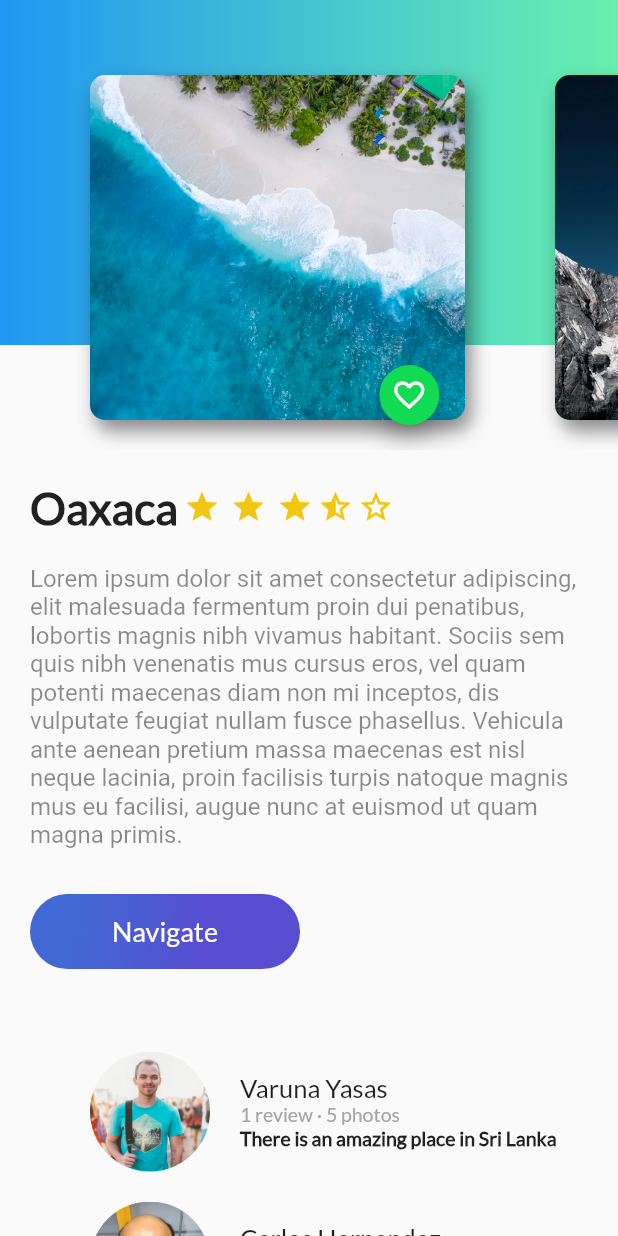
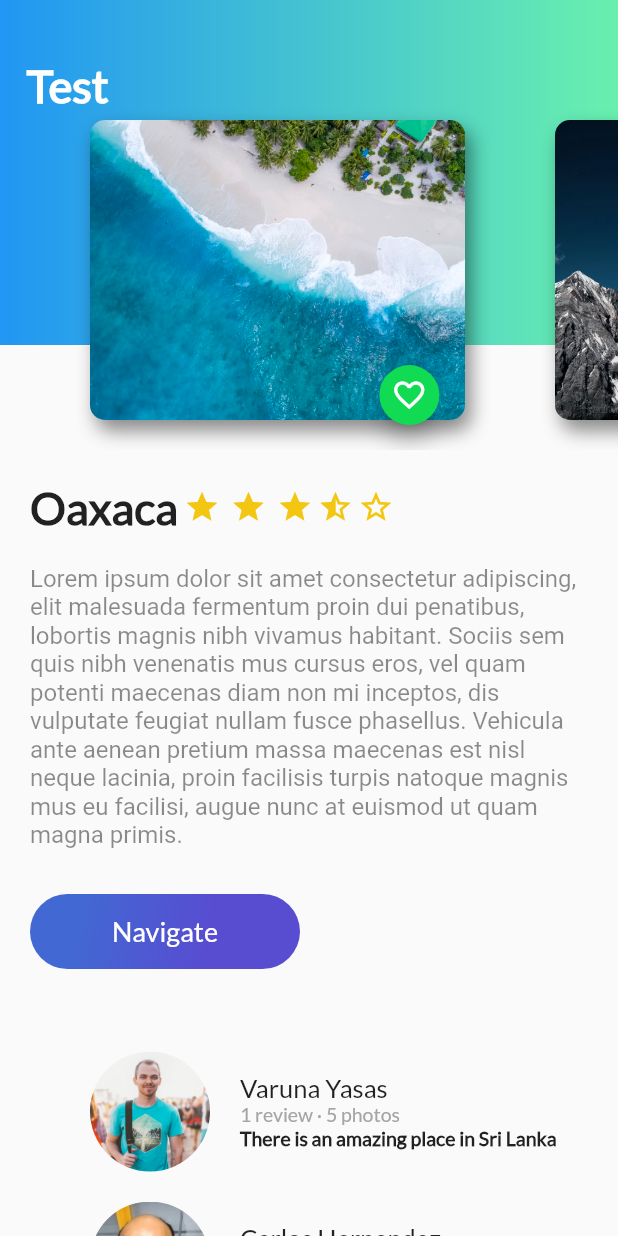
Before and after one commit to liz84pp/ProyectoFinal, a Flutter app: the screen it shows after launch, on a phone screen of 412 x 824 dp. Run offline on Flutter 3.47's test engine with Material 2 defaults, Android fonts, the phone set to English and light mode, and no system bars.

Commit message:
se agrego titulo de la barra superior

```diff
--- a/lib/background_gradient.dart
+++ b/lib/background_gradient.dart
@@ -1,6 +1,10 @@
 import 'package:flutter/material.dart';
 
 class GradientBackground extends StatelessWidget {
+
+  String title = "Popular";
+  GradientBackground(this.title);
+
   @override
   Widget build(BuildContext context) {
     // TODO: implement build
@@ -8,12 +12,23 @@ class GradientBackground extends StatelessWidget {
       height: 230.0,
       decoration: BoxDecoration (
         gradient: LinearGradient(
-          colors: [
-            Colors.blue,
-            Colors.greenAccent,
-          ]
+            colors: [
+              Colors.blue,
+              Colors.greenAccent,
+            ]
         ),
       ),
+      child: Text(
+        title,
+        style: TextStyle(
+            color: Colors.white,
+            fontSize: 30.0,
+            fontFamily: "Lato",
+            fontWeight: FontWeight.bold
+        ),
+      ),
+
+      alignment: Alignment(-0.9, -0.6),
     );
 
   }
--- a/lib/cardimage.dart
+++ b/lib/cardimage.dart
@@ -15,7 +15,7 @@ class  CardImage extends StatelessWidget {
       height: 350.0,
       width: 250.0,
       margin: EdgeInsets.only(
-          top: 50.0,
+          top: 80.0,
           left: 60.0,
           bottom: 20.0
 
--- a/lib/header_appbar.dart
+++ b/lib/header_appbar.dart
@@ -8,7 +8,7 @@ class HeaderAppBar extends StatelessWidget{
     // TODO: implement build
     return Stack(
       children: [
-        GradientBackground(),
+        GradientBackground("Test"),
         CardImageList()
       ],
     );
```
